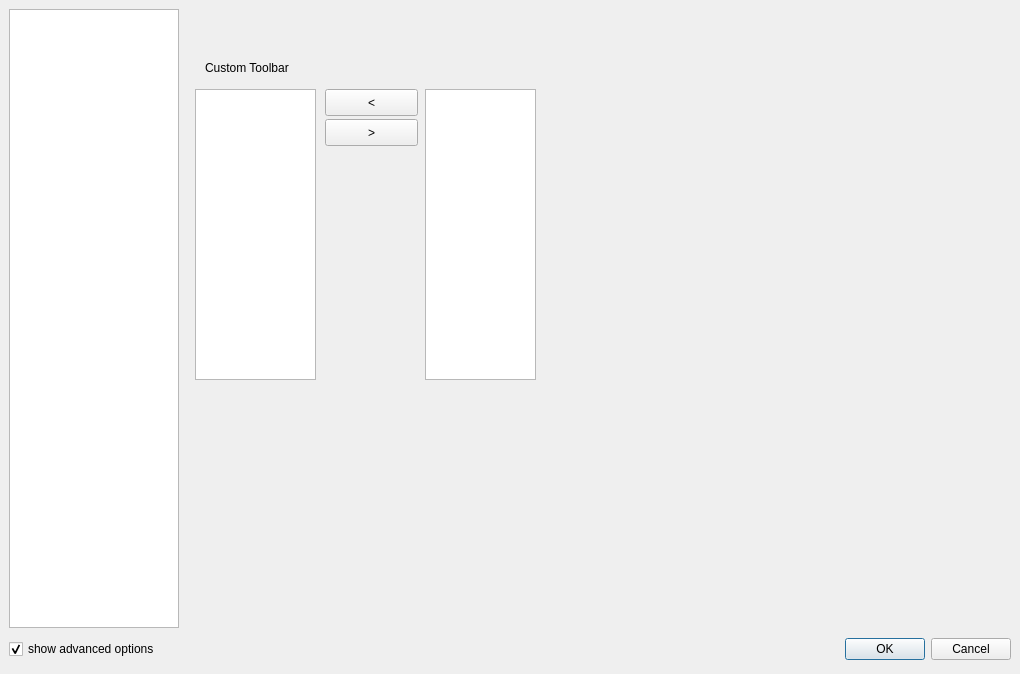
Old version of the form configdialog.ui in the repository svn2github/texstudio-trunk.
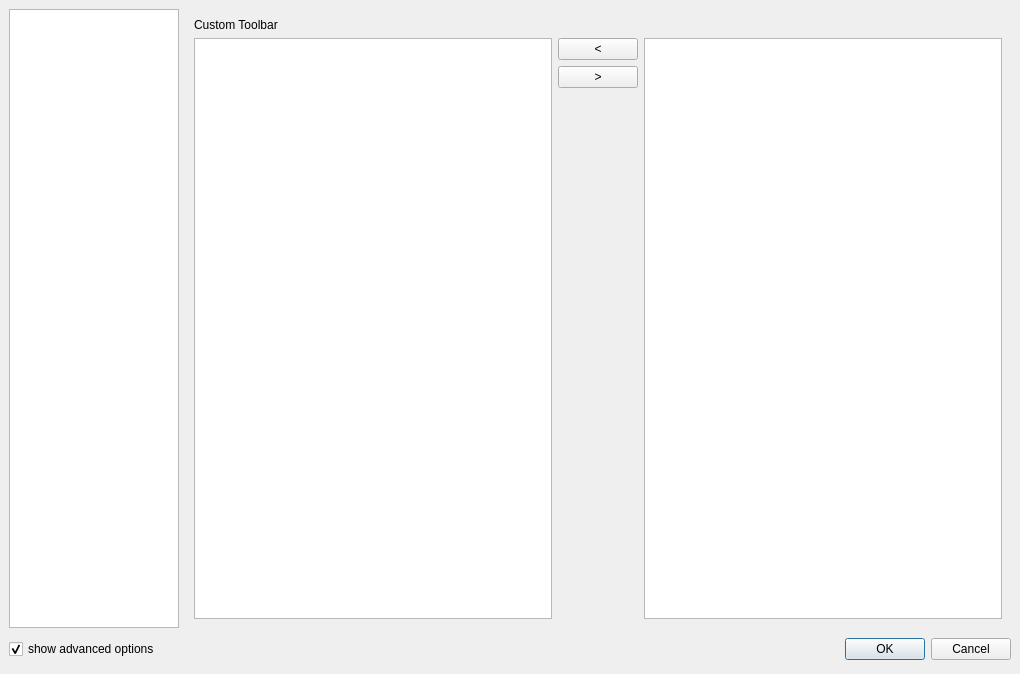
New version of the form. Icons and pictures are not drawn.

Commit message: custom toolbar config page slightly optimized

Patch:
```diff
--- a/configdialog.ui
+++ b/configdialog.ui
@@ -878,65 +878,56 @@
       </layout>
      </widget>
      <widget class="QWidget" name="page_4">
+      <layout class="QVBoxLayout" name="verticalLayout_2">
+       <item>
       <widget class="QLabel" name="label_20">
-       <property name="geometry">
-        <rect>
-         <x>20</x>
-         <y>50</y>
-         <width>171</width>
-         <height>17</height>
-        </rect>
-       </property>
        <property name="text">
         <string>Custom Toolbar</string>
        </property>
       </widget>
-      <widget class="QListWidget" name="listCustomToolBar">
-       <property name="geometry">
-        <rect>
-         <x>10</x>
-         <y>80</y>
-         <width>121</width>
-         <height>291</height>
-        </rect>
-       </property>
-      </widget>
-      <widget class="QListWidget" name="listCustomIcons">
-       <property name="geometry">
-        <rect>
-         <x>240</x>
-         <y>80</y>
-         <width>111</width>
-         <height>291</height>
-        </rect>
-       </property>
-      </widget>
+       </item>
+       <item>
+        <layout class="QHBoxLayout" name="horizontalLayout">
+         <item>
+          <widget class="QListWidget" name="listCustomToolBar"/>
+         </item>
+         <item>
+          <layout class="QVBoxLayout" name="verticalLayout_3">
+           <item>
       <widget class="QPushButton" name="pbToToolbar">
-       <property name="geometry">
-        <rect>
-         <x>140</x>
-         <y>80</y>
-         <width>93</width>
-         <height>27</height>
-        </rect>
-       </property>
        <property name="text">
         <string>&lt;</string>
        </property>
       </widget>
+           </item>
+           <item>
       <widget class="QPushButton" name="pbFromToolbar">
-       <property name="geometry">
-        <rect>
-         <x>140</x>
-         <y>110</y>
-         <width>93</width>
-         <height>27</height>
-        </rect>
-       </property>
        <property name="text">
         <string>&gt;</string>
        </property>
       </widget>
+           </item>
+           <item>
+            <spacer name="verticalSpacer">
+             <property name="orientation">
+              <enum>Qt::Vertical</enum>
+             </property>
+             <property name="sizeHint" stdset="0">
+              <size>
+               <width>20</width>
+               <height>40</height>
+              </size>
+             </property>
+            </spacer>
+           </item>
+          </layout>
+         </item>
+         <item>
+          <widget class="QListWidget" name="listCustomIcons"/>
+         </item>
+        </layout>
+       </item>
+      </layout>
      </widget>
      <widget class="QWidget" name="pe">
       <layout class="QGridLayout">
```
Lines whose indentation alone changed are shown as unchanged. The commit also changes 1 other file.
